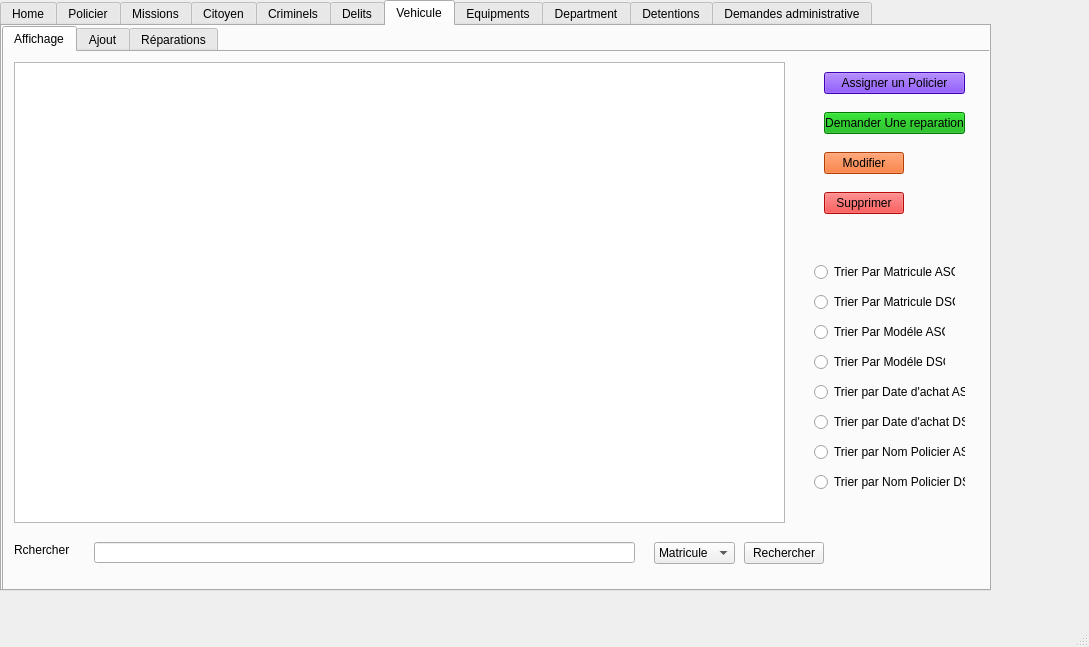
This is mainwindow.ui in Crystal-Blu/police-station-2A25 as Qt 5 draws it before an edit. The edited form follows.
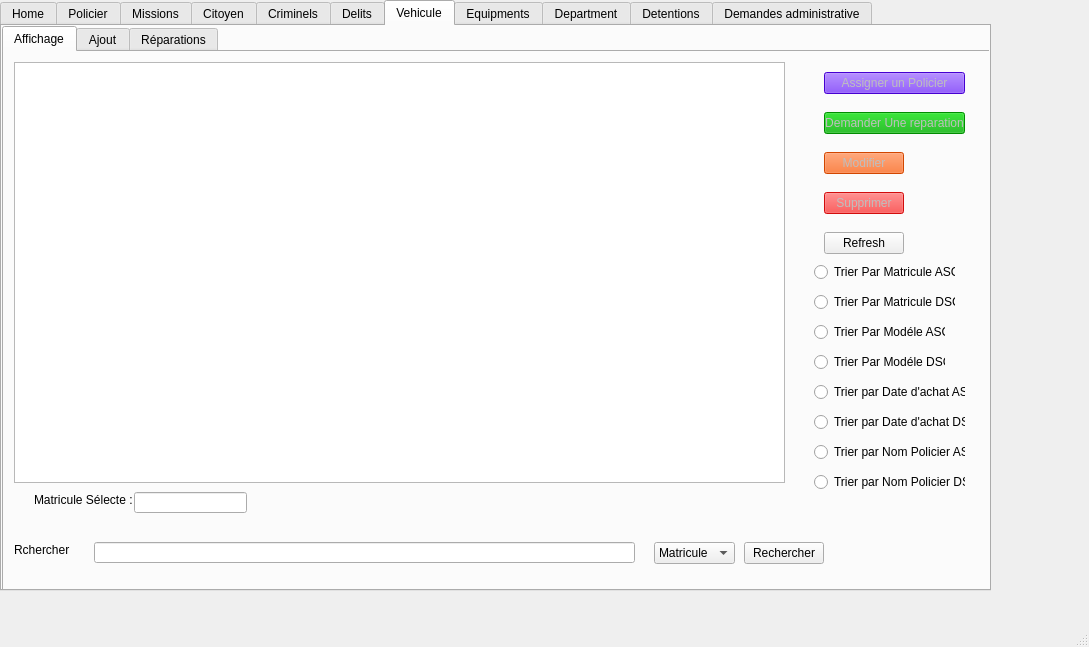
This is the edited form. The open tabs and pages were chosen to show the change.

Diff of the .ui file:
```diff
--- a/mainwindow.ui
+++ b/mainwindow.ui
@@ -346,7 +346,7 @@
           <x>10</x>
           <y>10</y>
           <width>771</width>
-          <height>461</height>
+          <height>421</height>
          </rect>
         </property>
        </widget>
@@ -376,7 +376,10 @@
          <string>Trier Par Modéle ASC</string>
         </property>
        </widget>
-       <widget class="QPushButton" name="pushButton_16">
+       <widget class="QPushButton" name="Delete_button">
+        <property name="enabled">
+         <bool>false</bool>
+        </property>
         <property name="geometry">
          <rect>
           <x>820</x>
@@ -392,7 +395,10 @@
          <string>Supprimer</string>
         </property>
        </widget>
-       <widget class="QPushButton" name="pushButton_13">
+       <widget class="QPushButton" name="Demande_rep">
+        <property name="enabled">
+         <bool>false</bool>
+        </property>
         <property name="geometry">
          <rect>
           <x>820</x>
@@ -434,7 +440,10 @@
          <string>Trier par Nom Policier DSC</string>
         </property>
        </widget>
-       <widget class="QPushButton" name="pushButton_20">
+       <widget class="QPushButton" name="Assign_Police">
+        <property name="enabled">
+         <bool>false</bool>
+        </property>
         <property name="geometry">
          <rect>
           <x>820</x>
@@ -464,7 +473,10 @@
          <string>Trier par Nom Policier ASC</string>
         </property>
        </widget>
-       <widget class="QPushButton" name="pushButton_15">
+       <widget class="QPushButton" name="Modif_btton">
+        <property name="enabled">
+         <bool>false</bool>
+        </property>
         <property name="geometry">
          <rect>
           <x>820</x>
@@ -567,6 +579,42 @@
          <string>Trier par Date d'achat DSC</string>
         </property>
        </widget>
+       <widget class="QPushButton" name="Refresh">
+        <property name="geometry">
+         <rect>
+          <x>820</x>
+          <y>180</y>
+          <width>80</width>
+          <height>22</height>
+         </rect>
+        </property>
+        <property name="text">
+         <string>Refresh</string>
+        </property>
+       </widget>
+       <widget class="QLabel" name="label_15">
+        <property name="geometry">
+         <rect>
+          <x>30</x>
+          <y>440</y>
+          <width>471</width>
+          <height>16</height>
+         </rect>
+        </property>
+        <property name="text">
+         <string>Matricule Sélecte :</string>
+        </property>
+       </widget>
+       <widget class="QLineEdit" name="matslected">
+        <property name="geometry">
+         <rect>
+          <x>130</x>
+          <y>440</y>
+          <width>113</width>
+          <height>21</height>
+         </rect>
+        </property>
+       </widget>
       </widget>
       <widget class="QWidget" name="tab_17">
        <attribute name="title">
```
Left out of the diff: 34 changed lines with no effect on the pictures.
